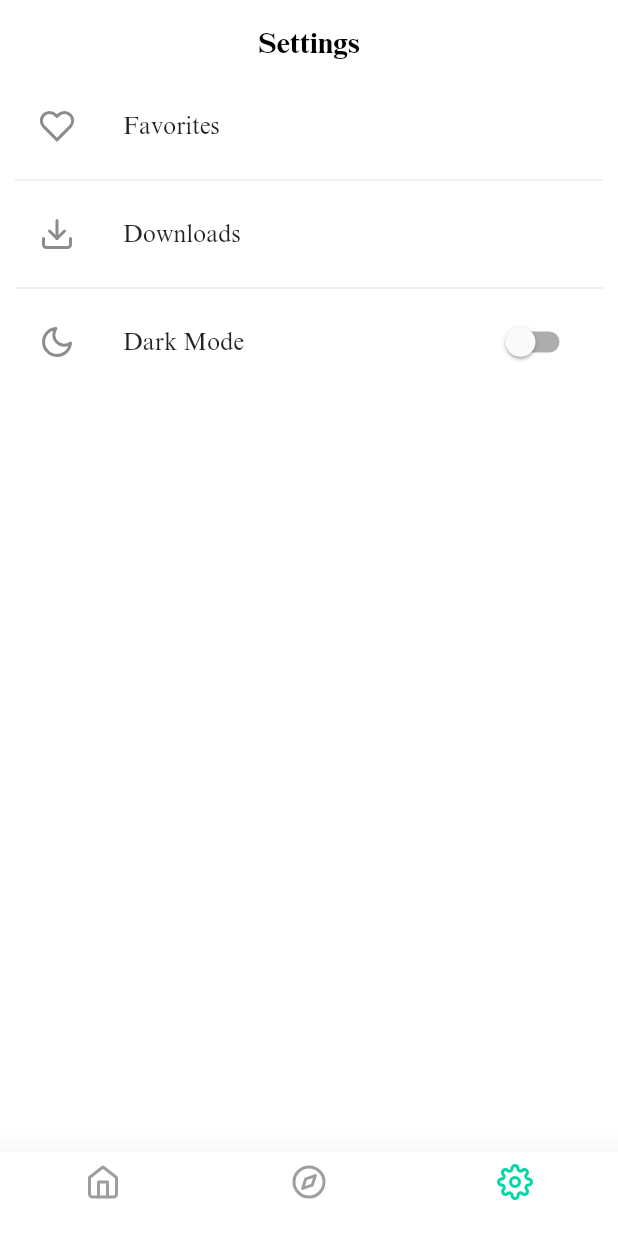
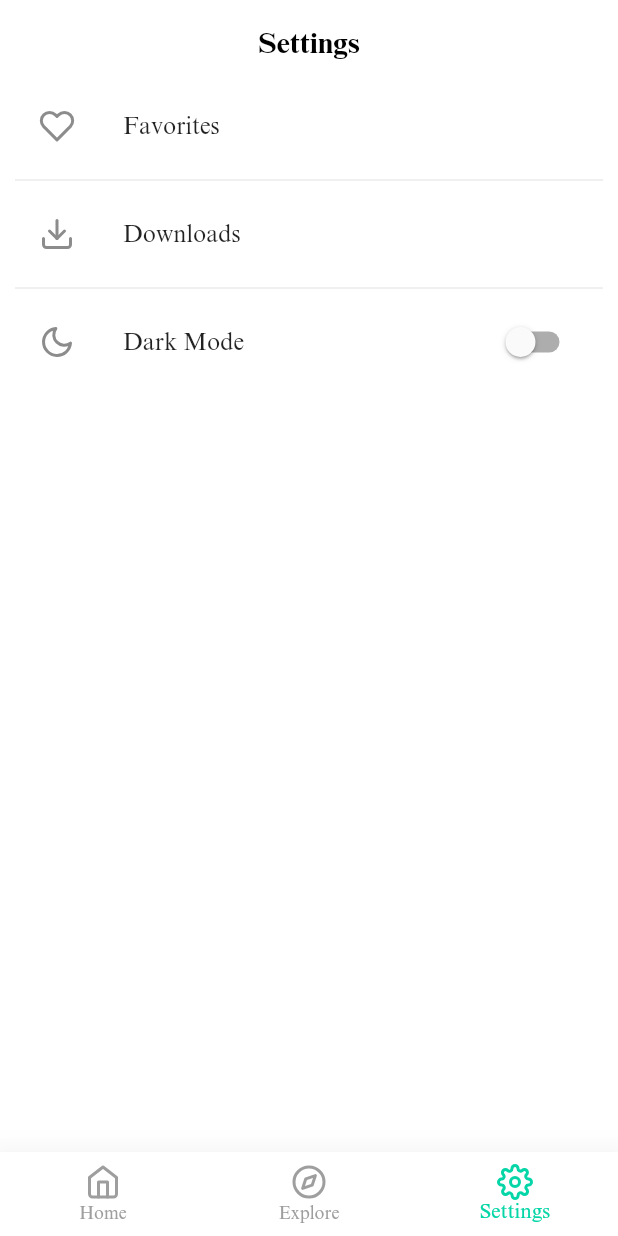
Before and after one commit to mariogeorgiev101/ebook_flutter, a Flutter app: the screen it shows after launch, swiped to page 3, on a phone screen of 412 x 824 dp. Run offline on Flutter 3.47's test engine with Material 2 defaults, Android fonts, the phone set to English and light mode, and no system bars; our stand-ins replace cached_network_image, dio, flutter_icons, fluttertoast, page_transition, permission_handler and 1 more; missing offline and left inert: epub_kitty, esys_flutter_share, objectdb, xml2json; network calls fail.

Commit message:
Code cleanup

```diff
--- a/lib/screen/explore.dart
+++ b/lib/screen/explore.dart
@@ -28,7 +28,6 @@ class Explore extends StatelessWidget{
             itemBuilder: (BuildContext context, int index) {
               Link link = homeProvider.top.feed.link[index];
 
-              print(Api.baseURL+link.href);
               if(index < 10){
                 return SizedBox();
               }
--- a/lib/screen/main_screen.dart
+++ b/lib/screen/main_screen.dart
@@ -44,21 +44,27 @@ class _MainScreenState extends State<MainScreen>{
               icon: Icon(
                 Feather.home,
               ),
-              title: SizedBox(),
+              title: Text(
+                "Home",
+              ),
             ),
 
             BottomNavigationBarItem(
               icon: Icon(
                 Feather.compass,
               ),
-              title: SizedBox(),
+              title: Text(
+                "Explore",
+              ),
             ),
 
             BottomNavigationBarItem(
               icon: Icon(
                 Feather.settings,
               ),
-              title: SizedBox(),
+              title: Text(
+                "Settings",
+              ),
             ),
           ],
           onTap: navigationTapped,
```
Also changed, not shown: lib/screen/details.dart (+0 -7 lines).
